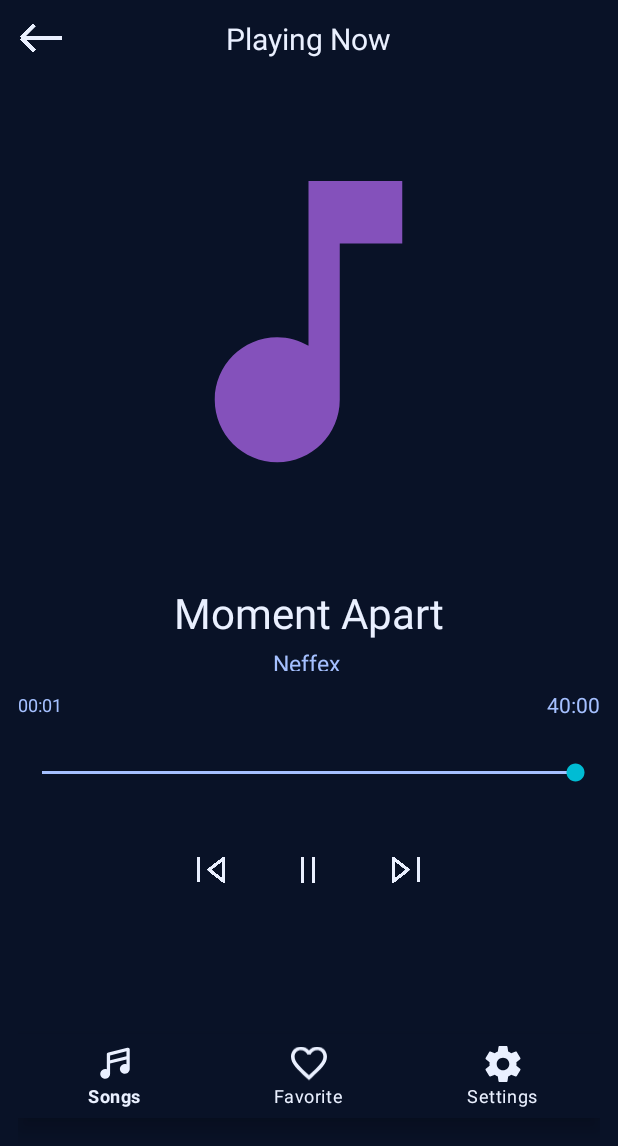
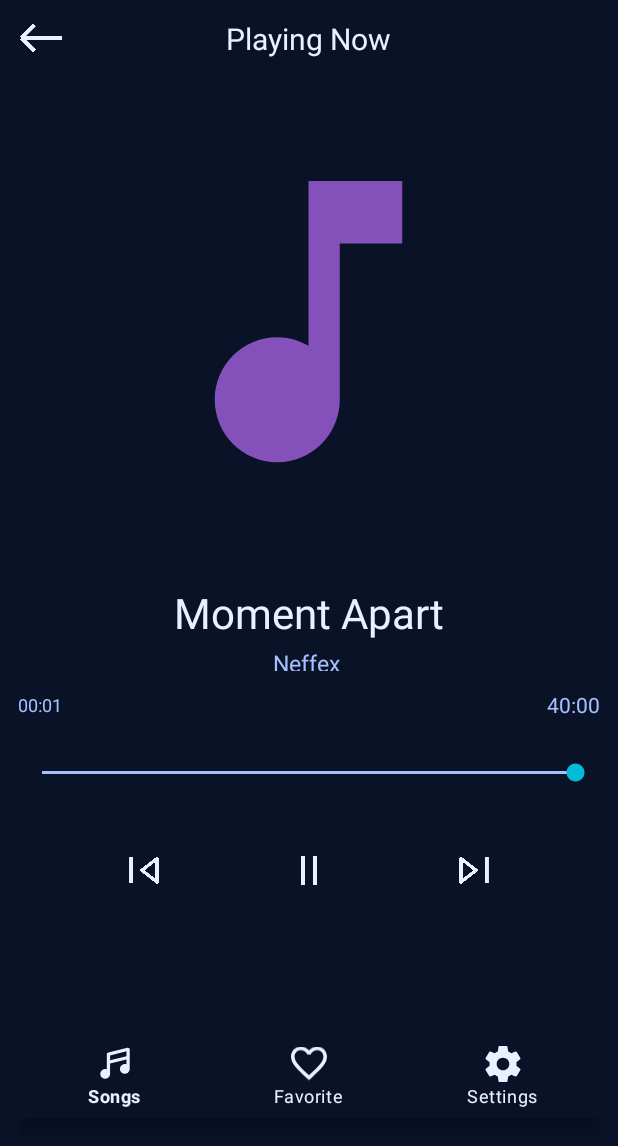
Before and after one commit to SigmaZardan/Audiophile, an Android app: the MusicPlayerActivity screen opened directly, with no data from a screen before it, on a phone screen of 412 x 824 dp. Shown: the top 1146 px of the screen. Run offline under Robolectric (Android 15) with nearby library versions, the phone set to English and light mode, and no system bars; Roboto replaces fonts that are not available here; 8 statements that could not run were skipped.

Commit message:
The ripple effect on different items is properly handled

```diff
--- a/app/src/main/java/com/bibek/audiophile/musicListActivity/MusicListActivity.java
+++ b/app/src/main/java/com/bibek/audiophile/musicListActivity/MusicListActivity.java
@@ -12,6 +12,7 @@ import android.content.pm.PackageManager;
 import android.database.Cursor;
 import android.net.Uri;
 import android.os.Bundle;
+import android.os.Handler;
 import android.os.Parcelable;
 import android.provider.MediaStore;
 import android.util.Log;
@@ -47,6 +48,7 @@ public class MusicListActivity extends AppCompatActivity {
 
         rvSongs = findViewById(R.id.rvSongs);
         tvNoSongs = findViewById(R.id.tvNoSongs);
+
 
 
 
--- a/app/src/main/java/com/bibek/audiophile/musicPlayerActivity/MusicPlayerActivity.java
+++ b/app/src/main/java/com/bibek/audiophile/musicPlayerActivity/MusicPlayerActivity.java
@@ -6,16 +6,11 @@ import android.media.MediaPlayer;
 import android.os.Bundle;
 import android.os.Handler;
 import android.view.View;
-import android.widget.ImageView;
 import android.widget.SeekBar;
-import android.widget.TextView;
-
 import com.bibek.audiophile.R;
 import com.bibek.audiophile.databinding.ActivityMusicPlayerBinding;
 import com.bibek.audiophile.model.SongModel;
 import com.bibek.audiophile.singletonclass.SongMediaPlayer;
-
-import java.io.IOError;
 import java.io.IOException;
 import java.util.ArrayList;
 import java.util.Locale;
--- /dev/null
+++ b/app/src/main/res/drawable/ripple.xml
@@ -0,0 +1,12 @@
+<?xml version="1.0" encoding="utf-8"?>
+<ripple xmlns:android="http://schemas.android.com/apk/res/android"
+    xmlns:tools="http://schemas.android.com/tools"
+    android:color="#706E6E"
+    tools:targetApi="lollipop">
+    <item android:id="@android:id/mask">
+        <shape android:shape="rectangle">
+            <solid android:color="#FF706E6E" />
+            <corners android:radius="30dp" />
+        </shape>
+    </item>
+</ripple>
--- a/app/src/main/res/layout/activity_music_player.xml
+++ b/app/src/main/res/layout/activity_music_player.xml
@@ -172,32 +172,41 @@
         app:layout_constraintTop_toBottomOf="@+id/linearLayoutSeekbarSection">
 
         <RelativeLayout
-            android:layout_width="150dp"
-            android:layout_height="wrap_content"
+            android:layout_width="300dp"
+            android:layout_height="match_parent"
+            android:padding="20dp"
             android:orientation="horizontal">
 
 
             <ImageView
                 android:id="@+id/ivPreviousSong"
-                android:layout_width="20dp"
-                android:layout_height="18dp"
+                android:background="@drawable/ripple"
+                android:layout_width="40dp"
+                android:layout_height="40dp"
+                android:padding="10dp"
                 android:layout_alignParentStart="true"
+                android:layout_centerVertical="true"
                 android:contentDescription="@string/previous_song_description"
                 android:src="@drawable/previous_song" />
 
             <ImageView
+                android:background="@drawable/ripple"
                 android:id="@+id/ivPausePlay"
-                android:layout_width="20dp"
-                android:layout_height="18dp"
+                android:layout_width="40dp"
+                android:layout_height="40dp"
+                android:padding="10dp"
                 android:layout_centerInParent="true"
                 android:contentDescription="@string/pause_song_description"
                 android:src="@drawable/pause_song" />
 
             <ImageView
+                android:background="@drawable/ripple"
                 android:id="@+id/ivNextSong"
-                android:layout_width="20dp"
-                android:layout_height="18dp"
+                android:layout_width="40dp"
+                android:layout_height="40dp"
+                android:padding="10dp"
                 android:layout_alignParentEnd="true"
+                android:layout_centerVertical="true"
                 android:contentDescription="@string/next_song_description"
                 android:src="@drawable/next_song" />
 
--- a/app/src/main/res/layout/row_song.xml
+++ b/app/src/main/res/layout/row_song.xml
@@ -4,8 +4,10 @@
     xmlns:tools="http://schemas.android.com/tools"
     android:layout_width="match_parent"
     android:layout_height="wrap_content"
+    android:clickable="true"
+    android:focusable="true"
     android:layout_marginBottom="10dp"
-    android:background="@color/dark_purple">
+    android:background="@drawable/ripple">
 
 
     <ImageView
```
Also changed, not shown: app/src/main/java/com/bibek/audiophile/adapter/SongAdapter.java (+7 -2 lines).
